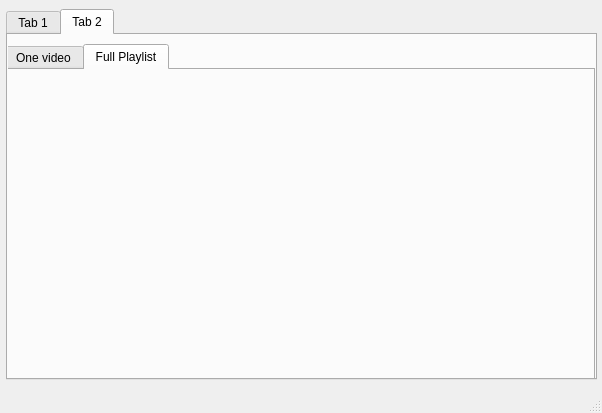
First picture: the form in main.ui, repository Psp29onetwo/PYQT_Downloader_Desktop_Application, before the edit.
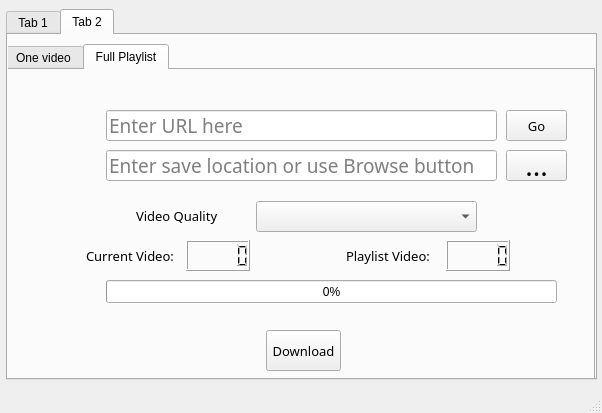
Second picture: the form after the edit. The open tabs and pages were chosen to show the change. Icons and pictures are not drawn.

The edit to the form file:
```diff
--- a/main.ui
+++ b/main.ui
@@ -222,6 +222,216 @@
        <attribute name="title">
         <string>Full Playlist</string>
        </attribute>
+       <widget class="QLabel" name="label_3">
+        <property name="geometry">
+         <rect>
+          <x>130</x>
+          <y>130</y>
+          <width>91</width>
+          <height>31</height>
+         </rect>
+        </property>
+        <property name="font">
+         <font>
+          <family>Raleway</family>
+          <pointsize>10</pointsize>
+          <weight>50</weight>
+          <bold>false</bold>
+         </font>
+        </property>
+        <property name="text">
+         <string>Video Quality</string>
+        </property>
+       </widget>
+       <widget class="QLineEdit" name="lineEdit_5">
+        <property name="geometry">
+         <rect>
+          <x>100</x>
+          <y>80</y>
+          <width>391</width>
+          <height>31</height>
+         </rect>
+        </property>
+        <property name="font">
+         <font>
+          <family>Raleway</family>
+          <pointsize>14</pointsize>
+         </font>
+        </property>
+        <property name="placeholderText">
+         <string>Enter save location or use Browse button</string>
+        </property>
+       </widget>
+       <widget class="QPushButton" name="pushButton_6">
+        <property name="geometry">
+         <rect>
+          <x>260</x>
+          <y>260</y>
+          <width>75</width>
+          <height>41</height>
+         </rect>
+        </property>
+        <property name="font">
+         <font>
+          <family>Raleway</family>
+          <pointsize>10</pointsize>
+         </font>
+        </property>
+        <property name="text">
+         <string>Download</string>
+        </property>
+       </widget>
+       <widget class="QProgressBar" name="progressBar_3">
+        <property name="geometry">
+         <rect>
+          <x>100</x>
+          <y>210</y>
+          <width>451</width>
+          <height>23</height>
+         </rect>
+        </property>
+        <property name="value">
+         <number>0</number>
+        </property>
+       </widget>
+       <widget class="QPushButton" name="pushButton_7">
+        <property name="geometry">
+         <rect>
+          <x>500</x>
+          <y>40</y>
+          <width>61</width>
+          <height>31</height>
+         </rect>
+        </property>
+        <property name="font">
+         <font>
+          <family>Raleway</family>
+          <pointsize>10</pointsize>
+         </font>
+        </property>
+        <property name="text">
+         <string>Go</string>
+        </property>
+       </widget>
+       <widget class="QComboBox" name="comboBox_2">
+        <property name="geometry">
+         <rect>
+          <x>250</x>
+          <y>131</y>
+          <width>221</width>
+          <height>31</height>
+         </rect>
+        </property>
+       </widget>
+       <widget class="QLineEdit" name="lineEdit_6">
+        <property name="geometry">
+         <rect>
+          <x>100</x>
+          <y>40</y>
+          <width>391</width>
+          <height>31</height>
+         </rect>
+        </property>
+        <property name="font">
+         <font>
+          <family>Raleway</family>
+          <pointsize>14</pointsize>
+         </font>
+        </property>
+        <property name="placeholderText">
+         <string>Enter URL here</string>
+        </property>
+       </widget>
+       <widget class="QPushButton" name="pushButton_8">
+        <property name="geometry">
+         <rect>
+          <x>500</x>
+          <y>80</y>
+          <width>61</width>
+          <height>31</height>
+         </rect>
+        </property>
+        <property name="font">
+         <font>
+          <family>Raleway</family>
+          <pointsize>21</pointsize>
+         </font>
+        </property>
+        <property name="cursor">
+         <cursorShape>IBeamCursor</cursorShape>
+        </property>
+        <property name="text">
+         <string>...</string>
+        </property>
+       </widget>
+       <widget class="QLabel" name="label_4">
+        <property name="geometry">
+         <rect>
+          <x>80</x>
+          <y>170</y>
+          <width>91</width>
+          <height>31</height>
+         </rect>
+        </property>
+        <property name="font">
+         <font>
+          <family>Raleway</family>
+          <pointsize>10</pointsize>
+         </font>
+        </property>
+        <property name="text">
+         <string>Current Video:</string>
+        </property>
+       </widget>
+       <widget class="QLabel" name="label_5">
+        <property name="geometry">
+         <rect>
+          <x>340</x>
+          <y>170</y>
+          <width>91</width>
+          <height>31</height>
+         </rect>
+        </property>
+        <property name="font">
+         <font>
+          <family>Raleway</family>
+          <pointsize>10</pointsize>
+         </font>
+        </property>
+        <property name="text">
+         <string>Playlist Video:</string>
+        </property>
+       </widget>
+       <widget class="QLCDNumber" name="lcdNumber_2">
+        <property name="geometry">
+         <rect>
+          <x>440</x>
+          <y>170</y>
+          <width>64</width>
+          <height>31</height>
+         </rect>
+        </property>
+        <property name="font">
+         <font>
+          <family>Raleway</family>
+         </font>
+        </property>
+       </widget>
+       <widget class="QLCDNumber" name="lcdNumber_3">
+        <property name="geometry">
+         <rect>
+          <x>180</x>
+          <y>170</y>
+          <width>64</width>
+          <height>31</height>
+         </rect>
+        </property>
+        <property name="font">
+         <font>
+          <family>Raleway</family>
+         </font>
+        </property>
+       </widget>
       </widget>
      </widget>
     </widget>
```
Left out of the diff: 92 changed lines with no effect on the pictures.
